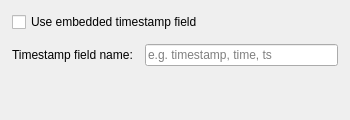
This is parser_json/json_parser_options.ui in PlotJuggler/pj-official-plugins as Qt 5 draws it before an edit. The edited form follows.
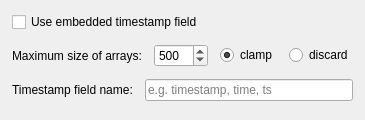
This is the edited form.

Commit message: feat: uniform array-size policy across parser & streaming plugins

The edit to the form file:
```diff
--- a/parser_json/json_parser_options.ui
+++ b/parser_json/json_parser_options.ui
@@ -39,6 +39,60 @@
      </property>
     </widget>
    </item>
+   <item>
+    <layout class="QHBoxLayout" name="layoutArraySize">
+     <item>
+      <widget class="QLabel" name="labelArraySize">
+       <property name="text">
+        <string>Maximum size of arrays:</string>
+       </property>
+      </widget>
+     </item>
+     <item>
+      <widget class="QSpinBox" name="spinBoxArraySize">
+       <property name="minimum">
+        <number>10</number>
+       </property>
+       <property name="maximum">
+        <number>9999</number>
+       </property>
+       <property name="value">
+        <number>500</number>
+       </property>
+      </widget>
+     </item>
+     <item>
+      <widget class="QRadioButton" name="radioMaxClamp">
+       <property name="text">
+        <string>clamp</string>
+       </property>
+       <property name="checked">
+        <bool>true</bool>
+       </property>
+      </widget>
+     </item>
+     <item>
+      <widget class="QRadioButton" name="radioMaxDiscard">
+       <property name="text">
+        <string>discard</string>
+       </property>
+      </widget>
+     </item>
+     <item>
+      <spacer name="spacerArraySize">
+       <property name="orientation">
+        <enum>Qt::Horizontal</enum>
+       </property>
+       <property name="sizeHint" stdset="0">
+        <size>
+         <width>40</width>
+         <height>20</height>
+        </size>
+       </property>
+      </spacer>
+     </item>
+    </layout>
+   </item>
    <item>
     <layout class="QHBoxLayout" name="horizontalLayout">
      <item>
```
The commit also changes 23 other files.
